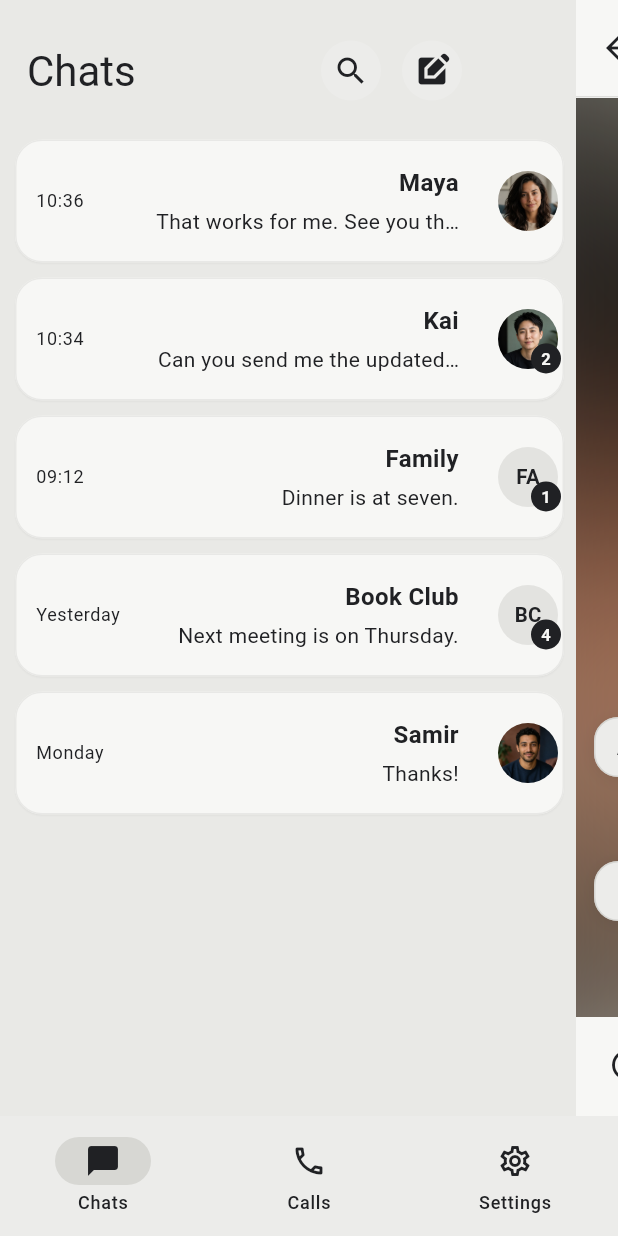
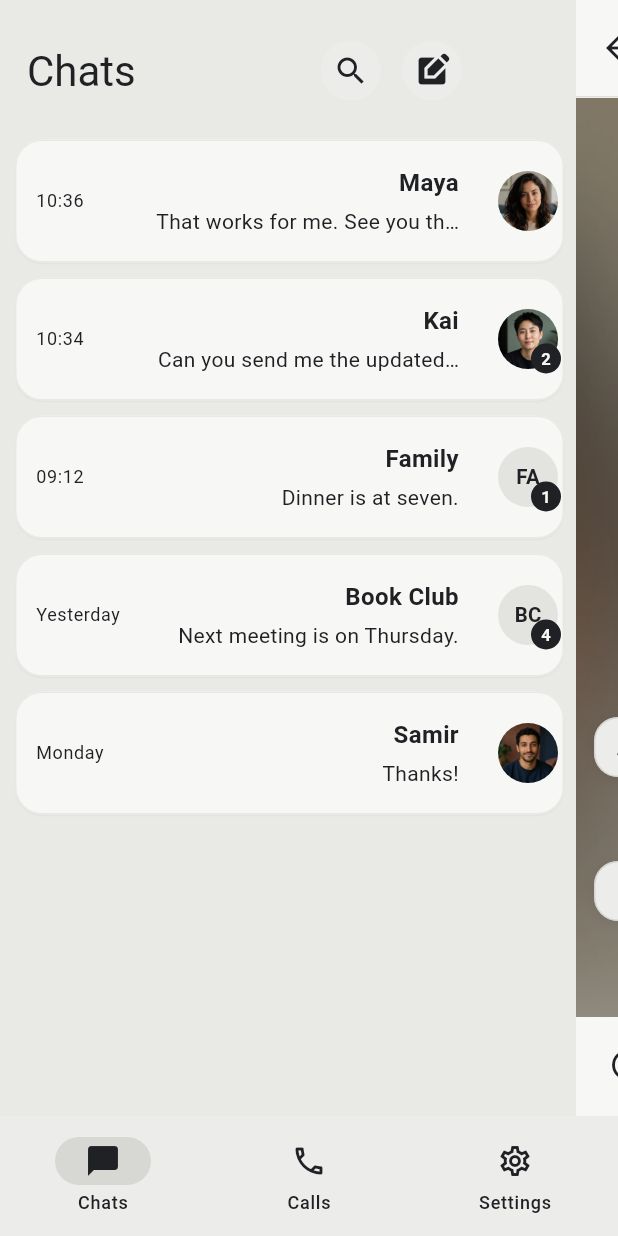
Before and after one commit to khonager/Trace, a Flutter app: the screen it shows after launch, on a phone screen of 412 x 824 dp. Run offline on Flutter 3.47's test engine with Material 3 defaults, Android fonts, the phone set to English and light mode, and no system bars; missing offline and left inert: matrix, vodozemac.

Commit message:
improve chat backround blur

```diff
--- a/lib/features/chat/presentation/chats_page.dart
+++ b/lib/features/chat/presentation/chats_page.dart
@@ -25,6 +25,7 @@
   int _activeConversation = 0;
   bool _dragIsActive = false;
   bool _desktopListCollapsed = false;
+  bool _backgroundsPrecached = false;
   double _transitionTravel = 1;
 
   @override
@@ -38,6 +39,21 @@
       vsync: this,
       duration: const Duration(milliseconds: 220),
     );
+  }
+
+  @override
+  void didChangeDependencies() {
+    super.didChangeDependencies();
+    if (_backgroundsPrecached) return;
+    _backgroundsPrecached = true;
+    for (final conversation in _conversations) {
+      final profileAsset = conversation.profileAsset;
+      if (profileAsset == null) continue;
+      precacheImage(
+        ResizeImage(AssetImage(profileAsset), width: 8, height: 8),
+        context,
+      );
+    }
   }
 
   @override
@@ -207,6 +223,7 @@
               showBackButton: false,
               onToggleList: _toggleDesktopList,
               listVisible: !_desktopListCollapsed,
+              backgroundCanvasWidth: width,
             ),
           ),
         ),
@@ -278,6 +295,8 @@
                         composerController: _composerController,
                         onBack: _closeConversation,
                         onSend: _sendMessage,
+                        backgroundCanvasWidth: width,
+                        backgroundPageLeft: conversationLeft,
                       ),
                     ),
                     if (progress > 0 || _avatarPromotion.value > 0)
@@ -547,6 +566,8 @@
     this.showBackButton = true,
     this.onToggleList,
     this.listVisible = true,
+    required this.backgroundCanvasWidth,
+    this.backgroundPageLeft,
   });
 
   final List<_Conversation> conversations;
@@ -557,17 +578,13 @@
   final bool showBackButton;
   final VoidCallback? onToggleList;
   final bool listVisible;
+  final double backgroundCanvasWidth;
+  final double? backgroundPageLeft;
 
   @override
   Widget build(BuildContext context) {
     return ClipRect(
-      child: AnimatedSwitcher(
-        duration: const Duration(milliseconds: 160),
-        transitionBuilder: (child, animation) {
-          return FadeTransition(opacity: animation, child: child);
-        },
       child: _ConversationView(
-          key: Key('conversation-view-${conversations[activeIndex].id}'),
         conversation: conversations[activeIndex],
         composerController: composerController,
         onBack: onBack,
@@ -575,7 +592,8 @@
         showBackButton: showBackButton,
         onToggleList: onToggleList,
         listVisible: listVisible,
-        ),
+        backgroundCanvasWidth: backgroundCanvasWidth,
+        backgroundPageLeft: backgroundPageLeft,
       ),
     );
   }
@@ -664,7 +682,6 @@
 
 class _ConversationView extends StatelessWidget {
   const _ConversationView({
-    super.key,
     required this.conversation,
     required this.composerController,
     required this.onBack,
@@ -672,6 +689,8 @@
     required this.showBackButton,
     required this.onToggleList,
     required this.listVisible,
+    required this.backgroundCanvasWidth,
+    required this.backgroundPageLeft,
   });
 
   final _Conversation conversation;
@@ -681,6 +700,8 @@
   final bool showBackButton;
   final VoidCallback? onToggleList;
   final bool listVisible;
+  final double backgroundCanvasWidth;
+  final double? backgroundPageLeft;
 
   @override
   Widget build(BuildContext context) {
@@ -747,7 +768,22 @@
             child: Stack(
               fit: StackFit.expand,
               children: [
-                _ConversationBackground(conversation: conversation),
+                AnimatedSwitcher(
+                  duration: const Duration(milliseconds: 900),
+                  reverseDuration: const Duration(milliseconds: 900),
+                  switchInCurve: Curves.easeInOutCubic,
+                  switchOutCurve: Curves.easeInOutCubic,
+                  transitionBuilder: (child, animation) =>
+                      FadeTransition(opacity: animation, child: child),
+                  child: _ConversationBackground(
+                    key: ValueKey(
+                      'conversation-background-transition-${conversation.id}',
+                    ),
+                    conversation: conversation,
+                    canvasWidth: backgroundCanvasWidth,
+                    pageLeft: backgroundPageLeft,
+                  ),
+                ),
                 ListView.builder(
                   reverse: true,
                   padding: const EdgeInsets.fromLTRB(12, 16, 12, 8),
@@ -775,9 +811,16 @@
 }
 
 class _ConversationBackground extends StatelessWidget {
-  const _ConversationBackground({required this.conversation});
+  const _ConversationBackground({
+    super.key,
+    required this.conversation,
+    required this.canvasWidth,
+    required this.pageLeft,
+  });
 
   final _Conversation conversation;
+  final double canvasWidth;
+  final double? pageLeft;
 
   @override
   Widget build(BuildContext context) {
@@ -789,21 +832,42 @@
       );
     }
 
+    return LayoutBuilder(
+      builder: (context, constraints) {
+        final anchoredPageLeft =
+            pageLeft ?? (canvasWidth - constraints.maxWidth);
         return ClipRect(
           key: Key('conversation-background-${conversation.id}'),
+          child: OverflowBox(
+            alignment: Alignment.topLeft,
+            minWidth: canvasWidth,
+            maxWidth: canvasWidth,
+            minHeight: constraints.maxHeight,
+            maxHeight: constraints.maxHeight,
+            child: Transform.translate(
+              offset: Offset(-anchoredPageLeft, 0),
+              child: SizedBox(
+                key: Key('conversation-background-canvas-${conversation.id}'),
+                width: canvasWidth,
+                height: constraints.maxHeight,
                 child: Stack(
                   fit: StackFit.expand,
                   children: [
                     ColoredBox(
                       color: Color.alphaBlend(
-              Theme.of(context).colorScheme.onSurface.withValues(alpha: 0.48),
+                        Theme.of(
+                          context,
+                        ).colorScheme.onSurface.withValues(alpha: 0.48),
                         Theme.of(context).colorScheme.surfaceContainerHigh,
                       ),
                     ),
                     Opacity(
                       opacity: 0.88,
                       child: ImageFiltered(
-              imageFilter: ui.ImageFilter.blur(sigmaX: 48, sigmaY: 48),
+                        imageFilter: ui.ImageFilter.blur(
+                          sigmaX: 48,
+                          sigmaY: 48,
+                        ),
                         child: Transform.scale(
                           scale: 1.42,
                           child: ColorFiltered(
@@ -854,6 +918,11 @@
                     ),
                   ],
                 ),
+              ),
+            ),
+          ),
+        );
+      },
     );
   }
 }
```
Also changed, not shown: 2 other files. Lines whose indentation alone changed are shown as unchanged.
